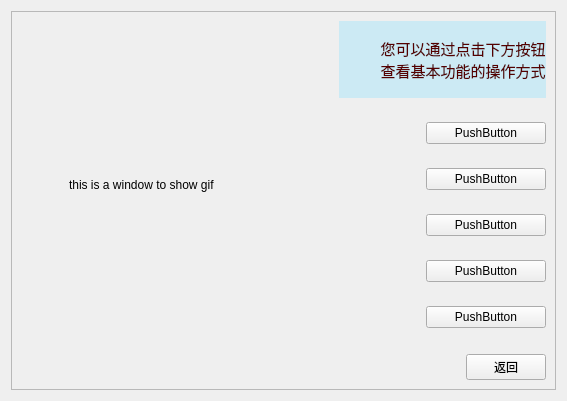
This is campus_tour_guide_system/help_page.ui in zhang252112914/school_guide-summer- as Qt 5 draws it before an edit. The edited form follows.
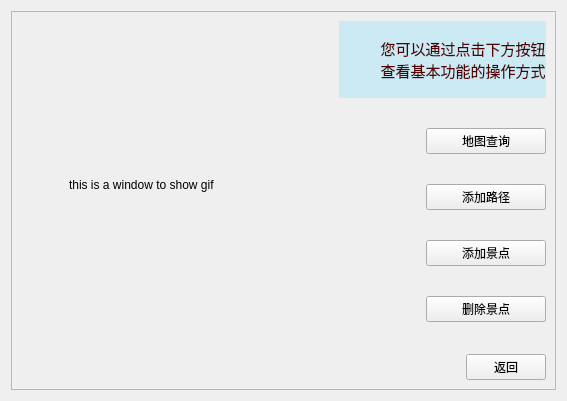
This is the edited form. Icons and pictures are not drawn.

Diff of the .ui file:
```diff
--- a/campus_tour_guide_system/help_page.ui
+++ b/campus_tour_guide_system/help_page.ui
@@ -272,35 +272,28 @@
         <item>
          <widget class="QPushButton" name="func_show1">
           <property name="text">
-           <string>PushButton</string>
+           <string>地图查询</string>
           </property>
          </widget>
         </item>
         <item>
          <widget class="QPushButton" name="func_show2">
           <property name="text">
-           <string>PushButton</string>
+           <string>添加路径</string>
           </property>
          </widget>
         </item>
         <item>
          <widget class="QPushButton" name="func_show4">
           <property name="text">
-           <string>PushButton</string>
+           <string>添加景点</string>
           </property>
          </widget>
         </item>
         <item>
          <widget class="QPushButton" name="func_show3">
           <property name="text">
-           <string>PushButton</string>
-          </property>
-         </widget>
-        </item>
-        <item>
-         <widget class="QPushButton" name="func_show5">
-          <property name="text">
-           <string>PushButton</string>
+           <string>删除景点</string>
           </property>
          </widget>
         </item>
```
